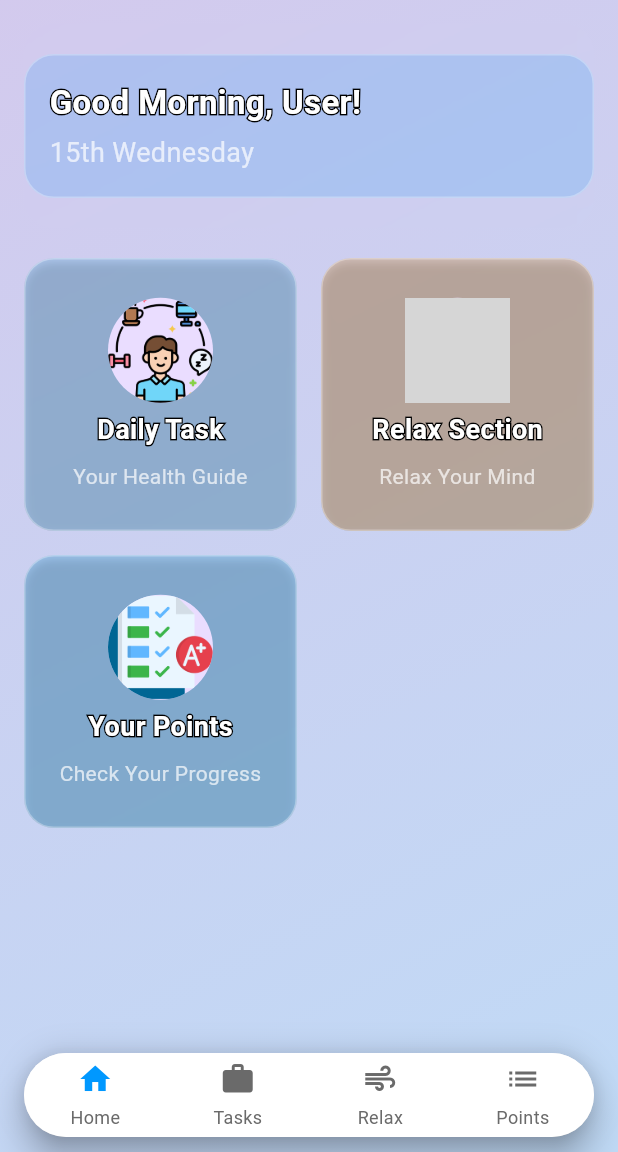
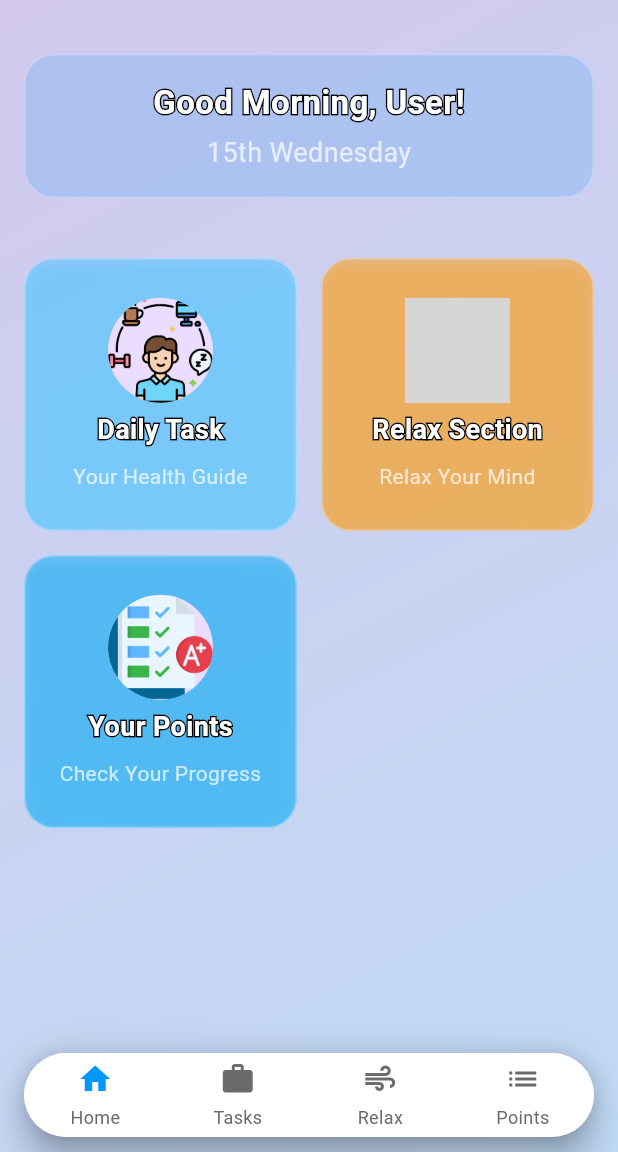
Before and after one commit to riyajidevindu/BeMA_App_V2, a Flutter app: the screen it shows once a user with an empty profile is signed in, on a phone screen of 412 x 824 dp, the part 84-1236 px from its top. Run offline on Flutter 3.47's test engine with Material 3 defaults, Android fonts, the phone set to English and light mode, and no system bars; drawn by our look-alikes of custom_navigation_bar; our stand-ins replace awesome_snackbar_content, cloud_firestore, connectivity_plus, firebase_auth, firebase_core, firebase_storage and 4 more; missing offline and left inert: model_viewer_plus, record; accounts and stored records are empty; statements that could not run were skipped; grey boxes are pictures that could not be loaded.

Commit message:
Refactor HomeScreen layout and shadow effects; center align greeting text and enhance card shadow for improved visual hierarchy

```diff
--- a/bema_application/lib/features/home/screens/home_screen.dart
+++ b/bema_application/lib/features/home/screens/home_screen.dart
@@ -132,7 +132,7 @@ class _HomeScreenState extends State<HomeScreen> {
                     ),
                   ),
                   child: Column(
-                    crossAxisAlignment: CrossAxisAlignment.start,
+                    crossAxisAlignment: CrossAxisAlignment.center,
                     children: [
                       _buildStrokedText(
                         "$greetingMessage, $userName!",
@@ -228,9 +228,9 @@ class _HomeScreenState extends State<HomeScreen> {
               ),
               boxShadow: [
                 BoxShadow(
-                  color: Colors.black.withOpacity(0.2),
-                  spreadRadius: 1,
-                  blurRadius: 5,
+                  color: color.withOpacity(0.5),
+                  spreadRadius: 5,
+                  blurRadius: 10,
                   offset: const Offset(0, 3),
                 ),
               ],
```
